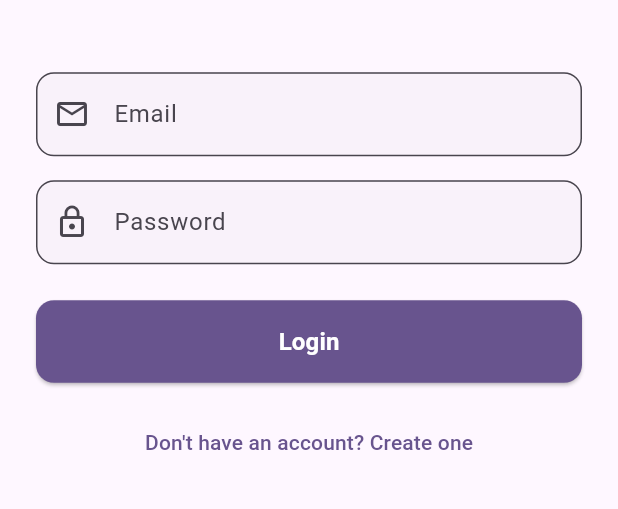
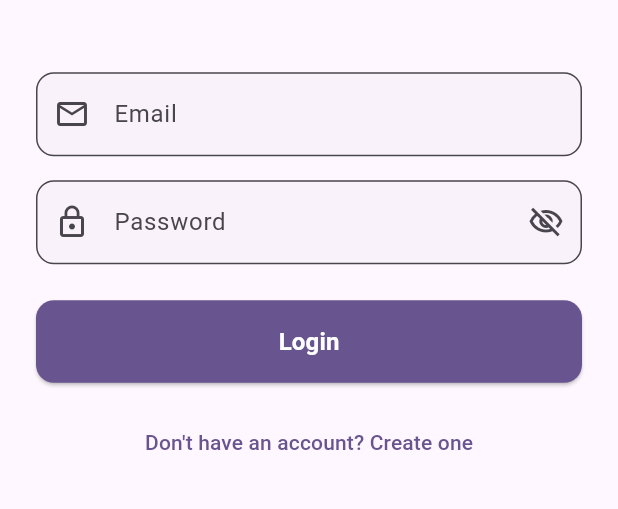
Before and after one commit to Md-Raju-Mia/notes_app_with_firebasestore, a Flutter app: the screen it shows after launch, on a phone screen of 412 x 824 dp, the part 527-1036 px from its top. Run offline on Flutter 3.47's test engine with Material 3 defaults, Android fonts, the phone set to English and light mode, and no system bars; our stand-ins replace cloud_firestore, firebase_auth, firebase_core; accounts and stored records are empty.

Commit message:
add password view

```diff
--- a/lib/views/login_screen.dart
+++ b/lib/views/login_screen.dart
@@ -14,6 +14,7 @@ class _LoginScreenState extends State<LoginScreen> {
   final _emailController = TextEditingController();
   final _passwordController = TextEditingController();
   bool _isLogin = true;
+  bool _obscurePassword = true;
 
   @override
   void dispose() {
@@ -94,7 +95,7 @@ class _LoginScreenState extends State<LoginScreen> {
                   prefixIcon: const Icon(Icons.email_outlined),
                   border: OutlineInputBorder(borderRadius: BorderRadius.circular(12)),
                   filled: true,
-                  fillColor: isDark ? Colors.white.withOpacity(0.05) : Colors.black.withOpacity(0.02),
+                  fillColor: isDark ? Colors.white.withValues(alpha: 0.05) : Colors.black.withValues(alpha: 0.02),
                 ),
                 keyboardType: TextInputType.emailAddress,
               ),
@@ -104,11 +105,21 @@ class _LoginScreenState extends State<LoginScreen> {
                 decoration: InputDecoration(
                   labelText: 'Password',
                   prefixIcon: const Icon(Icons.lock_outline),
+                  suffixIcon: IconButton(
+                    icon: Icon(
+                      _obscurePassword ? Icons.visibility_off_outlined : Icons.visibility_outlined,
+                    ),
+                    onPressed: () {
+                      setState(() {
+                        _obscurePassword = !_obscurePassword;
+                      });
+                    },
+                  ),
                   border: OutlineInputBorder(borderRadius: BorderRadius.circular(12)),
                   filled: true,
-                  fillColor: isDark ? Colors.white.withOpacity(0.05) : Colors.black.withOpacity(0.02),
+                  fillColor: isDark ? Colors.white.withValues(alpha: 0.05) : Colors.black.withValues(alpha: 0.02),
                 ),
-                obscureText: true,
+                obscureText: _obscurePassword,
               ),
               const SizedBox(height: 24),
               authViewModel.isLoading
```
